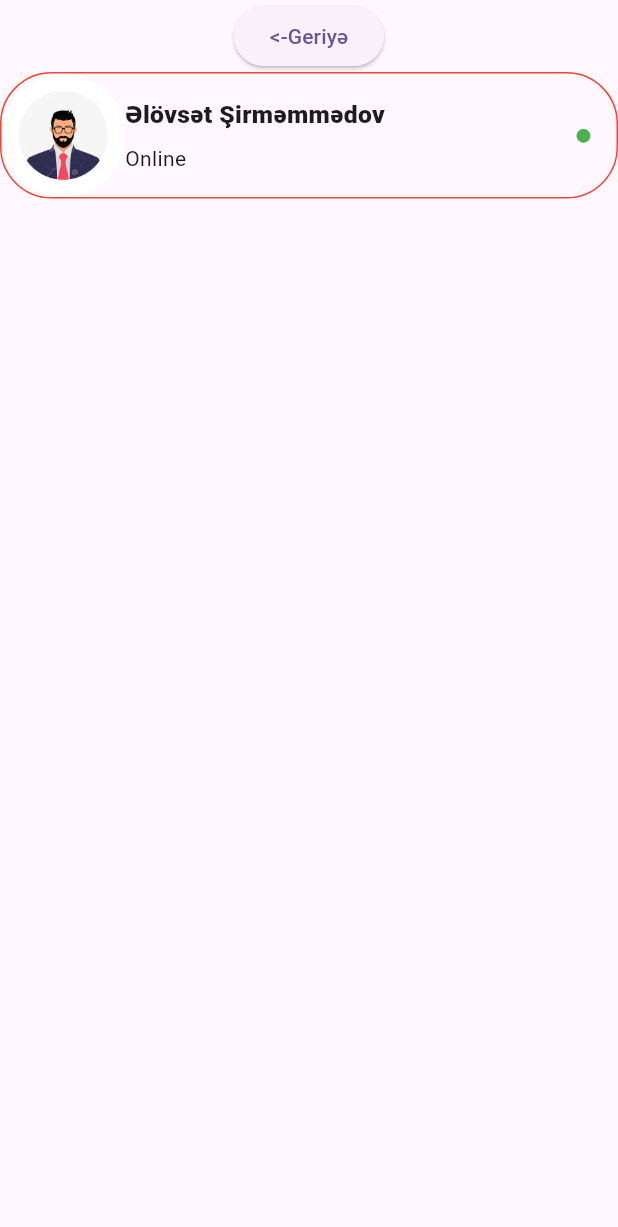
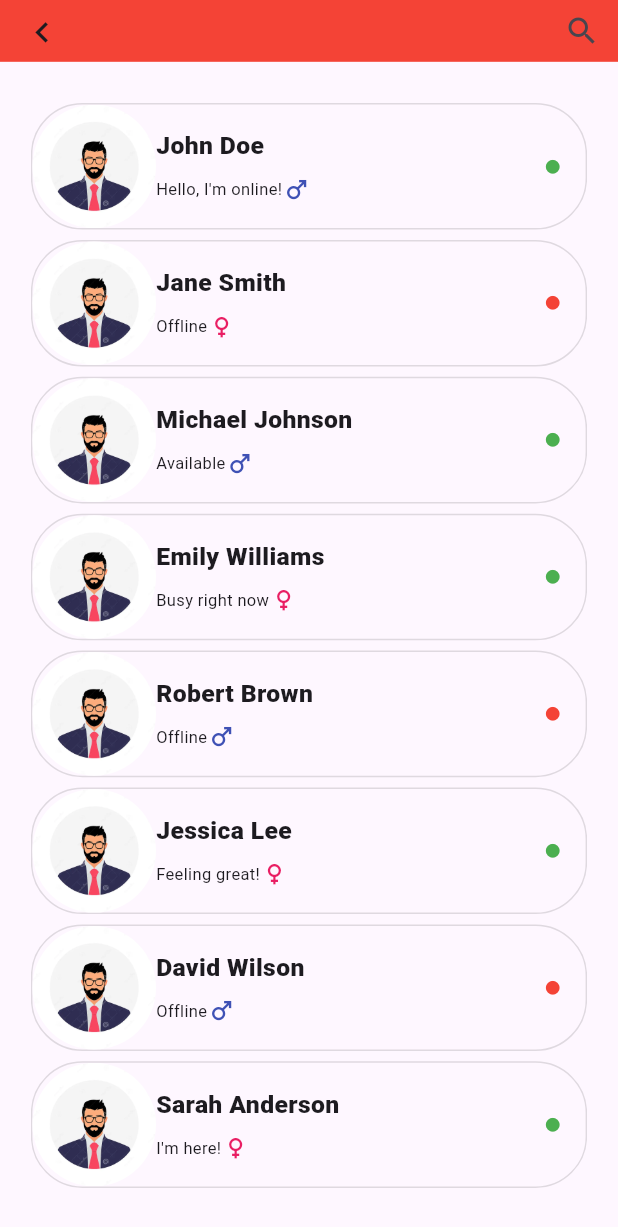
Before and after one commit to Firuz-Salman/Chatify, a Flutter app: the GeneralPage screen opened by its route, on a phone screen of 412 x 824 dp. Shown: the top 1227 px of the screen. Run offline on Flutter 3.47's test engine with Material 2 defaults, Android fonts, the phone set to English and light mode, and no system bars; our stand-ins replace sizer.

Commit message:
CH-2: Creation contact button and AppBar in GeneralPage

```diff
--- a/lib/components/buttons/contact_button.dart
+++ b/lib/components/buttons/contact_button.dart
@@ -1,10 +1,85 @@
 import 'package:flutter/material.dart';
+import 'package:sizer/sizer.dart';
 
 class ContactButton extends StatelessWidget {
-  const ContactButton({super.key});
+  final String fullName;
+  final String statusText;
+  final String gender;
+  final bool status;
+
+  const ContactButton({
+    super.key,
+    required this.fullName,
+    required this.statusText,
+    required this.gender,
+    required this.status,
+  });
 
   @override
   Widget build(BuildContext context) {
-    return const Scaffold();
+    return GestureDetector(
+      onTap: (){print('Hello i miss u $fullName');},
+      child: Container(
+        decoration: BoxDecoration(
+            color: Colors.transparent,
+            border: Border.all(color: Colors.black12),
+            shape: BoxShape.rectangle,
+            borderRadius: BorderRadius.circular(25.sp)),
+        child: Row(
+          children: [
+            ///Profil ikonkası
+            SizedBox(
+                child: ClipRRect(
+              borderRadius: BorderRadius.circular(100.sp),
+              child: Image.asset(
+                'assets/images/profil_icon_1.webp',
+                width: 60.sp,
+                height: 60.sp,
+              ),
+            )),
+
+            /// Profillerin adlari ve statusu
+            Container(
+              child: Column(
+                crossAxisAlignment: CrossAxisAlignment.start,
+                children: [
+                  ///Profilin adi
+                  Container(
+                    child: Text(
+                      fullName,
+                      style:
+                          TextStyle(fontSize: 12.sp, fontWeight: FontWeight.w800),
+                    ),
+                  ),
+
+                  ///Profilin statusu
+                  Container(
+                      margin: EdgeInsets.only(top: 5.sp), child: Row(
+                        children: [
+                          Text( statusText, style: TextStyle(fontSize: 8.sp),),
+                          Icon(size: 14.sp,color: gender == 'male' ? Colors.indigo : Colors.pink,gender == 'male' ? Icons.male : Icons.female),
+                        ],
+                      )
+
+
+                      ),
+                ],
+              ),
+            ),
+            Spacer(),
+
+            ///Statusun indikatoru
+            Container(
+              margin: EdgeInsets.only(right: 12.sp),
+              child: Icon(
+                Icons.circle,
+                color: status ? Colors.green : Colors.red,
+                size: 8.sp,
+              ),
+            ),
+          ],
+        ),
+      ),
+    );
   }
 }
--- /dev/null
+++ b/lib/db/people/person.dart
@@ -0,0 +1,32 @@
+class Person {
+  String fullName;
+  bool status;
+  String gender;
+  String statusText;
+
+  Person(this.fullName, this.status, this.gender, this.statusText);
+
+ static List<Person> peopleData = [
+   Person("John Doe", true, "male", "Hello, I'm online!"),
+   Person("Jane Smith", false, "female", 'Offline'),
+   Person("Michael Johnson", true, "male", "Available"),
+   Person("Emily Williams", true, "female", "Busy right now"),
+   Person("Robert Brown", false, "male", 'Offline'),
+   Person("Jessica Lee", true, "female", "Feeling great!"),
+   Person("David Wilson", false, "male", 'Offline'),
+   Person("Sarah Anderson", true, "female", "I'm here!"),
+   Person("Christopher Martinez", true, "male", "Ready to chat"),
+   Person("Amanda Taylor", false, "female", 'Offline'),
+   Person("Matthew Hernandez", true, "male", "On a call"),
+   Person("Olivia Lopez", false, "female", 'Offline'),
+   Person("Daniel Gonzalez", true, "male", "Let's talk!"),
+   Person("Sophia Moore", true, "female", "Available"),
+   Person("Andrew Jackson", false, "male", 'Offline'),
+   Person("Isabella White", true, "female", "Busy right now"),
+   Person("William Lee", false, "male", 'Offline'),
+   Person("Mia Adams", true, "female", "At the gym"),
+   Person("Ethan Scott", false, "male", 'Offline'),
+   Person("Victoria Hall", true, "female", "Enjoying the day"),
+  ];
+
+}
--- a/lib/pages/general_page/view/general_page.dart
+++ b/lib/pages/general_page/view/general_page.dart
@@ -1,5 +1,8 @@
 import 'package:flutter/material.dart';
 import 'package:sizer/sizer.dart';
+import 'package:untitled1/components/buttons/contact_button.dart';
+
+import '../../../db/people/person.dart';
 
 class GeneralPage extends StatefulWidget {
   const GeneralPage({super.key});
@@ -11,73 +14,34 @@ class GeneralPage extends StatefulWidget {
 class _GeneralPageState extends State<GeneralPage> {
   @override
   Widget build(BuildContext context) {
+    final cntxSize = MediaQuery.of(context).size;
     return Scaffold(
+      appBar: AppBar(
+          actions: [IconButton(onPressed: () {}, icon: Icon(Icons.search))],
+          backgroundColor: Colors.red,
+          toolbarHeight: 30.sp,
+          leading: IconButton(
+              iconSize: 20.sp,
+              onPressed: () {
+                Navigator.pop(context);
+              },
+              icon: Icon(
+                Icons.chevron_left,
+              ))),
       body: Container(
-        child: Column(
-          children: [
-            ElevatedButton(
-                onPressed: () {
-                  Navigator.pop(context);
-                },
-                child: Text("<-Geriyə")),
-
-            ///Todo kontaktlari duymeye cevir
-            Container(
-              decoration: BoxDecoration(
-                  color: Colors.transparent,
-                  border: Border.all(color: Colors.red),
-                  shape: BoxShape.rectangle,
-                  borderRadius: BorderRadius.circular(25.sp)),
-              child: Row(
-                children: [
-                  ///Profil ikonkası
-                  SizedBox(
-                      child: ClipRRect(
-                    borderRadius: BorderRadius.circular(100.sp),
-                    child: Image.asset(
-                      'assets/images/profil_icon_1.webp',
-                      width: 60.sp,
-                      height: 60.sp,
-                    ),
-                  )),
-
-                  /// Profillerin adlari ve statusu
-                  Container(
-                    child: Column(
-                      crossAxisAlignment: CrossAxisAlignment.start,
-                      children: [
-                        ///Profilin adi
-                        Container(
-                          child: Text(
-                            "Əlövsət Şirməmmədov",
-                            style: TextStyle(
-                                fontSize: 12.sp, fontWeight: FontWeight.w800),
-                          ),
-                        ),
-
-                        ///Profilin statusu
-                        Container(
-                          margin: EdgeInsets.only(top: 5.sp),
-                          child: Text("Online"),
-                        ),
-                      ],
-                    ),
-                  ),
-                  Spacer(),
-
-                  ///Statusun indikatoru
-                  Container(
-                    margin: EdgeInsets.only(right: 12.sp),
-                    child: Icon(
-                      Icons.circle,
-                      color: Colors.green,
-                      size: 8.sp,
-                    ),
-                  ),
-                ],
-              ),
-            )
-          ],
+        padding: EdgeInsets.symmetric(vertical: 20.sp,horizontal: 15.sp),
+        child: ListView.builder(
+          itemCount: Person.peopleData.length,
+          itemBuilder: (context, index) {
+            return Container(
+                margin: EdgeInsets.only(bottom: 5.sp),
+                child: ContactButton(
+                  fullName: Person.peopleData[index].fullName,
+                  statusText: Person.peopleData[index].statusText,
+                  gender: Person.peopleData[index].gender,
+                  status: Person.peopleData[index].status,
+                ));
+          },
         ),
       ),
     );
```
